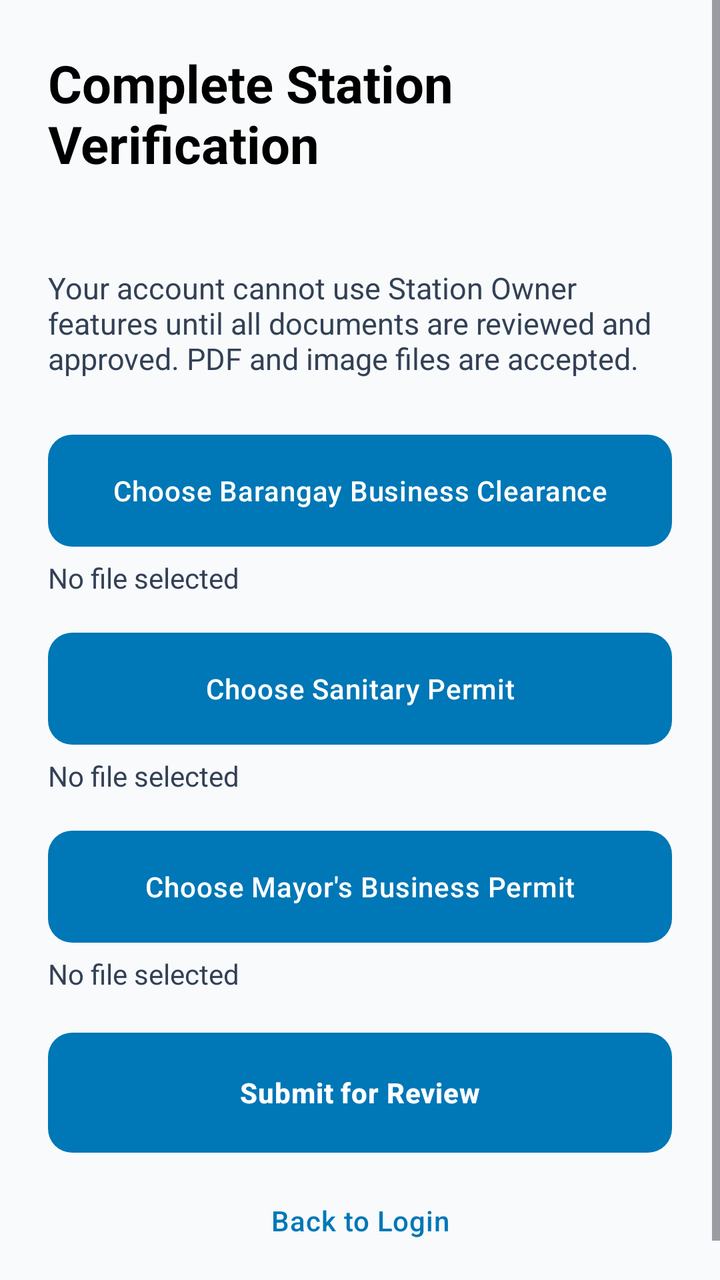
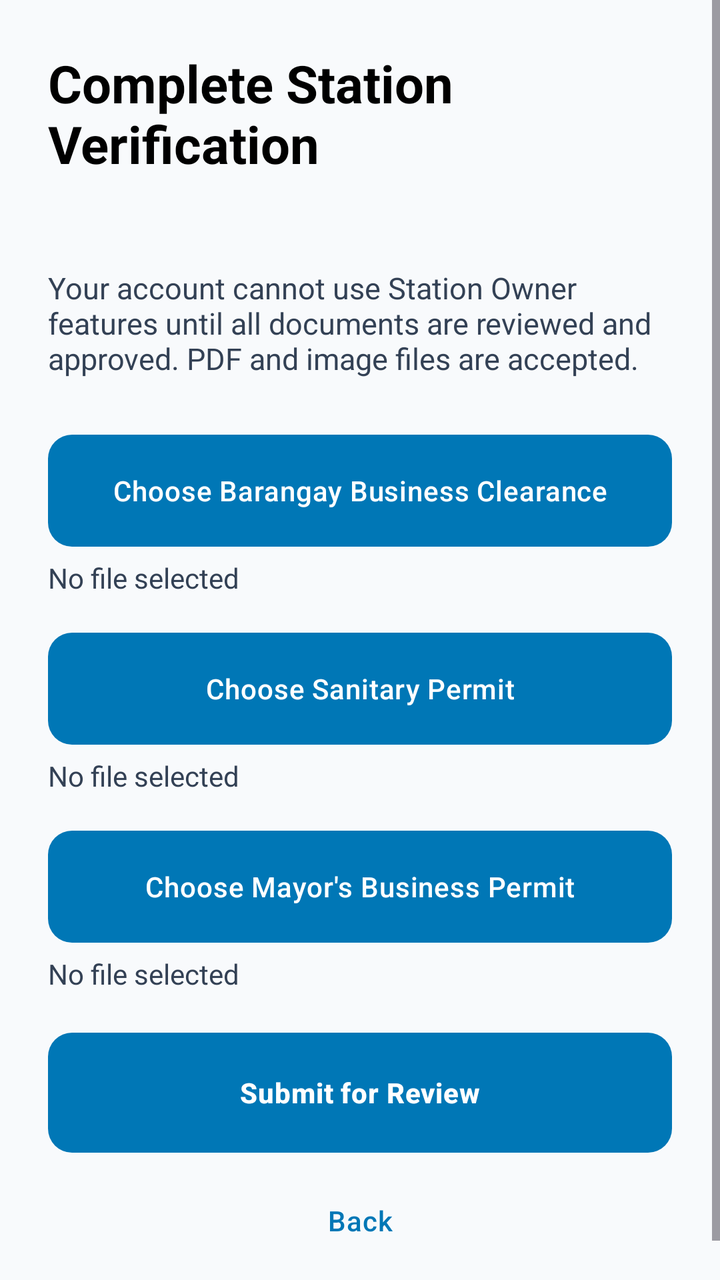

Screens rendered from an Android XML layout before and after an edit, with the pre-edit source and the edit as a unified diff.
<!-- AndroidManifest.xml: application theme Theme.BeAqua -->
<!-- res/layout/activity_kyc_submission.xml -->
<?xml version="1.0" encoding="utf-8"?>
<ScrollView xmlns:android="http://schemas.android.com/apk/res/android"
    android:layout_width="match_parent"
    android:layout_height="match_parent"
    android:background="@color/background"
    android:fillViewport="true">

    <LinearLayout
        android:layout_width="match_parent"
        android:layout_height="wrap_content"
        android:orientation="vertical"
        android:padding="24dp">

        <TextView
            android:layout_width="match_parent"
            android:layout_height="wrap_content"
            android:text="Complete Station Verification"
            android:textColor="@color/text_primary"
            android:textSize="26sp"
            android:textStyle="bold" />

        <TextView
            android:id="@+id/tvKycSubmitAccount"
            android:layout_width="match_parent"
            android:layout_height="wrap_content"
            android:layout_marginTop="8dp"
            android:textColor="@color/text_secondary"
            android:textSize="15sp" />

        <TextView
            android:layout_width="match_parent"
            android:layout_height="wrap_content"
            android:layout_marginTop="16dp"
            android:text="Your account cannot use Station Owner features until all documents are reviewed and approved. PDF and image files are accepted."
            android:textColor="@color/text_secondary"
            android:textSize="15sp" />

        <com.google.android.material.button.MaterialButton
            android:id="@+id/btnKycSubmitBarangay"
            android:layout_width="match_parent"
            android:layout_height="56dp"
            android:layout_marginTop="28dp"
            android:text="Choose Barangay Business Clearance" />

        <TextView
            android:id="@+id/tvKycSubmitBarangayFile"
            android:layout_width="match_parent"
            android:layout_height="wrap_content"
            android:layout_marginTop="6dp"
            android:text="No file selected"
            android:textColor="@color/text_secondary" />

        <com.google.android.material.button.MaterialButton
            android:id="@+id/btnKycSubmitSanitary"
            android:layout_width="match_parent"
            android:layout_height="56dp"
            android:layout_marginTop="18dp"
            android:text="Choose Sanitary Permit" />

        <TextView
            android:id="@+id/tvKycSubmitSanitaryFile"
            android:layout_width="match_parent"
            android:layout_height="wrap_content"
            android:layout_marginTop="6dp"
            android:text="No file selected"
            android:textColor="@color/text_secondary" />

        <com.google.android.material.button.MaterialButton
            android:id="@+id/btnKycSubmitMayors"
            android:layout_width="match_parent"
            android:layout_height="56dp"
            android:layout_marginTop="18dp"
            android:text="Choose Mayor's Business Permit" />

        <TextView
            android:id="@+id/tvKycSubmitMayorsFile"
            android:layout_width="match_parent"
            android:layout_height="wrap_content"
            android:layout_marginTop="6dp"
            android:text="No file selected"
            android:textColor="@color/text_secondary" />

        <ProgressBar
            android:id="@+id/kycSubmitProgress"
            android:layout_width="36dp"
            android:layout_height="36dp"
            android:layout_gravity="center_horizontal"
            android:layout_marginTop="20dp"
            android:visibility="gone" />

        <com.google.android.material.button.MaterialButton
            android:id="@+id/btnSubmitKycDocuments"
            android:layout_width="match_parent"
            android:layout_height="60dp"
            android:layout_marginTop="20dp"
            android:text="Submit for Review"
            android:textStyle="bold" />

        <com.google.android.material.button.MaterialButton
            android:id="@+id/btnCancelKycSubmission"
            style="@style/Widget.Material3.Button.TextButton"
            android:layout_width="match_parent"
            android:layout_height="52dp"
            android:layout_marginTop="8dp"
            android:text="Back to Login"
            android:textColor="@color/primary" />

    </LinearLayout>
</ScrollView>
<!-- resources referenced by this layout -->
<resources>
  <color name="background">#F8FAFC</color>
  <color name="primary">#0077B6</color>
  <color name="text_primary">#000000</color>
  <color name="text_secondary">#334155</color>
  <style name="Theme.BeAqua" parent="Base.Theme.BeAqua" />
  <style name="Base.Theme.BeAqua" parent="Theme.Material3.DayNight.NoActionBar">
          
          <item name="colorPrimary">@color/primary</item>
          <item name="colorOnPrimary">@color/white</item>
          <item name="colorPrimaryContainer">@color/primary</item>
          <item name="colorOnPrimaryContainer">@color/white</item>
  
          
          <item name="colorSecondary">@color/secondary</item>
          <item name="colorOnSecondary">@color/white</item>
          <item name="colorSecondaryContainer">@color/secondary</item>
          <item name="colorOnSecondaryContainer">@color/white</item>
  
          
          <item name="colorTertiary">@color/accent</item>
          <item name="colorOnTertiary">@color/white</item>
          <item name="colorTertiaryContainer">@color/accent</item>
          <item name="colorOnTertiaryContainer">@color/white</item>
  
          
          <item name="android:statusBarColor">@color/white</item>
          <item name="android:windowLightStatusBar">true</item>
  
          
          <item name="android:windowBackground">@color/background</item>
          <item name="colorSurface">@color/white</item>
          <item name="colorOnSurface">@color/text_primary</item>
          <item name="colorSurfaceVariant">@color/gray_light</item>
          <item name="colorOnSurfaceVariant">@color/text_secondary</item>
          <item name="colorOutline">@color/divider</item>
  
          
          <item name="android:textColor">@color/text_primary</item>
          <item name="android:textColorHint">@color/text_hint</item>
          <item name="android:editTextColor">@color/text_primary</item>
          <item name="android:textColorPrimary">@color/text_primary</item>
  
          
          <item name="materialButtonStyle">@style/AppButton</item>
          <item name="textInputStyle">@style/AppTextInputLayout</item>
      </style>
  <color name="white">#FFFFFF</color>
  <color name="secondary">#0096C7</color>
  <color name="accent">#48CAE4</color>
  <color name="gray_light">#F1F5F9</color>
  <color name="divider">#CBD5E1</color>
  <color name="text_hint">#64748B</color>
  <style name="AppButton" parent="Widget.Material3.Button">
          <item name="android:insetTop">0dp</item>
          <item name="android:insetBottom">0dp</item>
          <item name="android:textAllCaps">false</item>
          <item name="android:letterSpacing">0.02</item>
          <item name="android:paddingTop">12dp</item>
          <item name="android:paddingBottom">12dp</item>
          <item name="cornerRadius">12dp</item>
          <item name="backgroundTint">@color/primary</item>
          <item name="android:textColor">@color/white</item>
      </style>
  <style name="AppTextInputLayout" parent="Widget.Material3.TextInputLayout.OutlinedBox">
          <item name="boxCornerRadiusTopStart">12dp</item>
          <item name="boxCornerRadiusTopEnd">12dp</item>
          <item name="boxCornerRadiusBottomStart">12dp</item>
          <item name="boxCornerRadiusBottomEnd">12dp</item>
          <item name="boxStrokeColor">@color/primary</item>
          <item name="hintTextColor">@color/text_secondary</item>
          <item name="android:textColorHint">@color/text_hint</item>
          <item name="boxBackgroundColor">@color/white</item>
      </style>
</resources>

<!-- the commit's change to res/layout/activity_kyc_submission.xml (unified diff, before → after) -->
@@ -102,7 +102,7 @@
             android:layout_width="match_parent"
             android:layout_height="52dp"
             android:layout_marginTop="8dp"
-            android:text="Back to Login"
+            android:text="Back"
             android:textColor="@color/primary" />
 
     </LinearLayout>
<!-- resource entries referenced after the edit -->
@@ -5,7 +5,9 @@
   <color name="text_primary">#000000</color>
   <color name="text_secondary">#334155</color>
   <style name="Theme.BeAqua" parent="Base.Theme.BeAqua" />
-  <style name="Base.Theme.BeAqua" parent="Theme.Material3.DayNight.NoActionBar">
+  <style name="Base.Theme.BeAqua" parent="Theme.Material3.Light.NoActionBar">
+          
+          <item name="android:forceDarkAllowed">false</item>
           
           <item name="colorPrimary">@color/primary</item>
           <item name="colorOnPrimary">@color/white</item>
@@ -40,6 +42,8 @@
           <item name="android:textColor">@color/text_primary</item>
           <item name="android:textColorHint">@color/text_hint</item>
           <item name="android:editTextColor">@color/text_primary</item>
+          <item name="android:editTextStyle">@style/AppEditText</item>
+          <item name="editTextStyle">@style/AppEditText</item>
           <item name="android:textColorPrimary">@color/text_primary</item>
   
           
@@ -52,6 +56,10 @@
   <color name="gray_light">#F1F5F9</color>
   <color name="divider">#CBD5E1</color>
   <color name="text_hint">#64748B</color>
+  <style name="AppEditText" parent="Widget.AppCompat.EditText">
+          <item name="android:textColor">@color/black</item>
+          <item name="android:textColorHint">@color/text_hint</item>
+      </style>
   <style name="AppButton" parent="Widget.Material3.Button">
           <item name="android:insetTop">0dp</item>
           <item name="android:insetBottom">0dp</item>
@@ -73,5 +81,6 @@
           <item name="android:textColorHint">@color/text_hint</item>
           <item name="boxBackgroundColor">@color/white</item>
       </style>
+  <color name="black">#000000</color>
 </resources>
 
